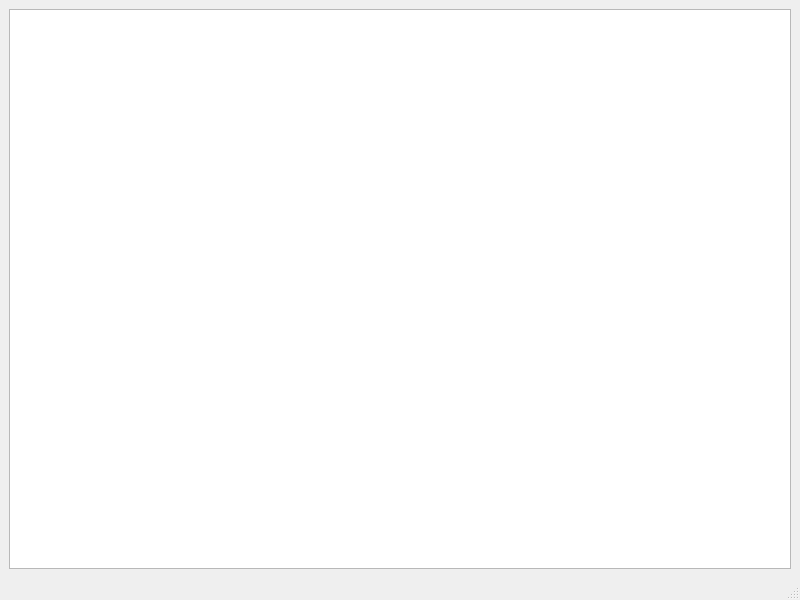
g-gualeni/QtNoid2, file Examples/CoreBasicUsage/mainwindow.ui: the form before one commit.
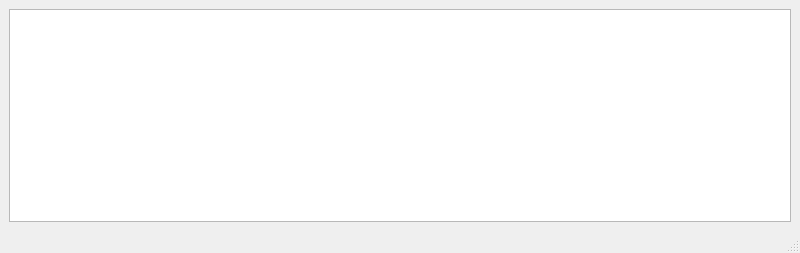
The form after the commit.

```diff
--- a/Examples/CoreBasicUsage/mainwindow.ui
+++ b/Examples/CoreBasicUsage/mainwindow.ui
@@ -7,7 +7,7 @@
     <x>0</x>
     <y>0</y>
     <width>800</width>
-    <height>600</height>
+    <height>253</height>
    </rect>
   </property>
   <property name="windowTitle">
```
Left out of the diff: 2 changed lines with no effect on the pictures.
